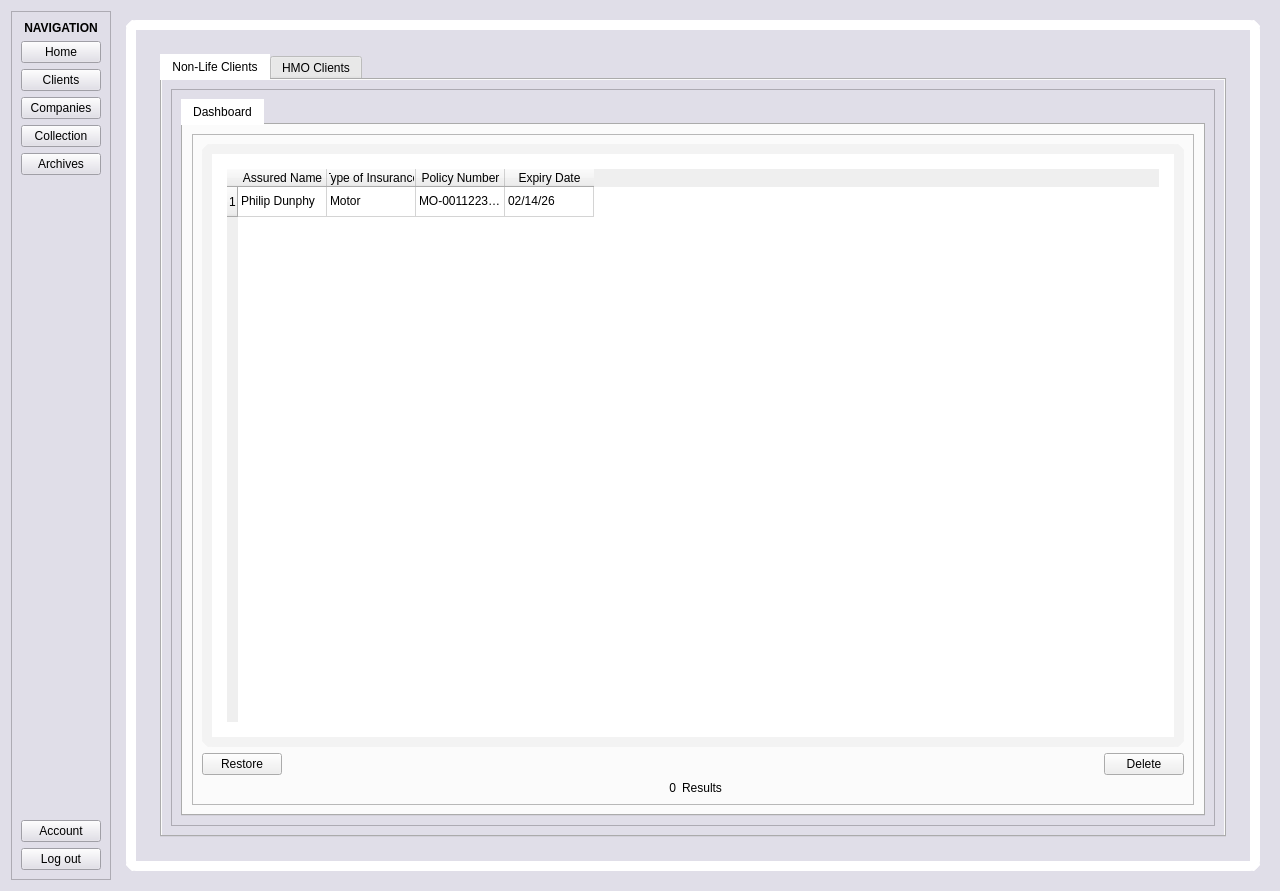
This is QtGUI/form.ui in Ponard/InvestoPinoy as Qt 5 draws it before an edit. The edited form follows.
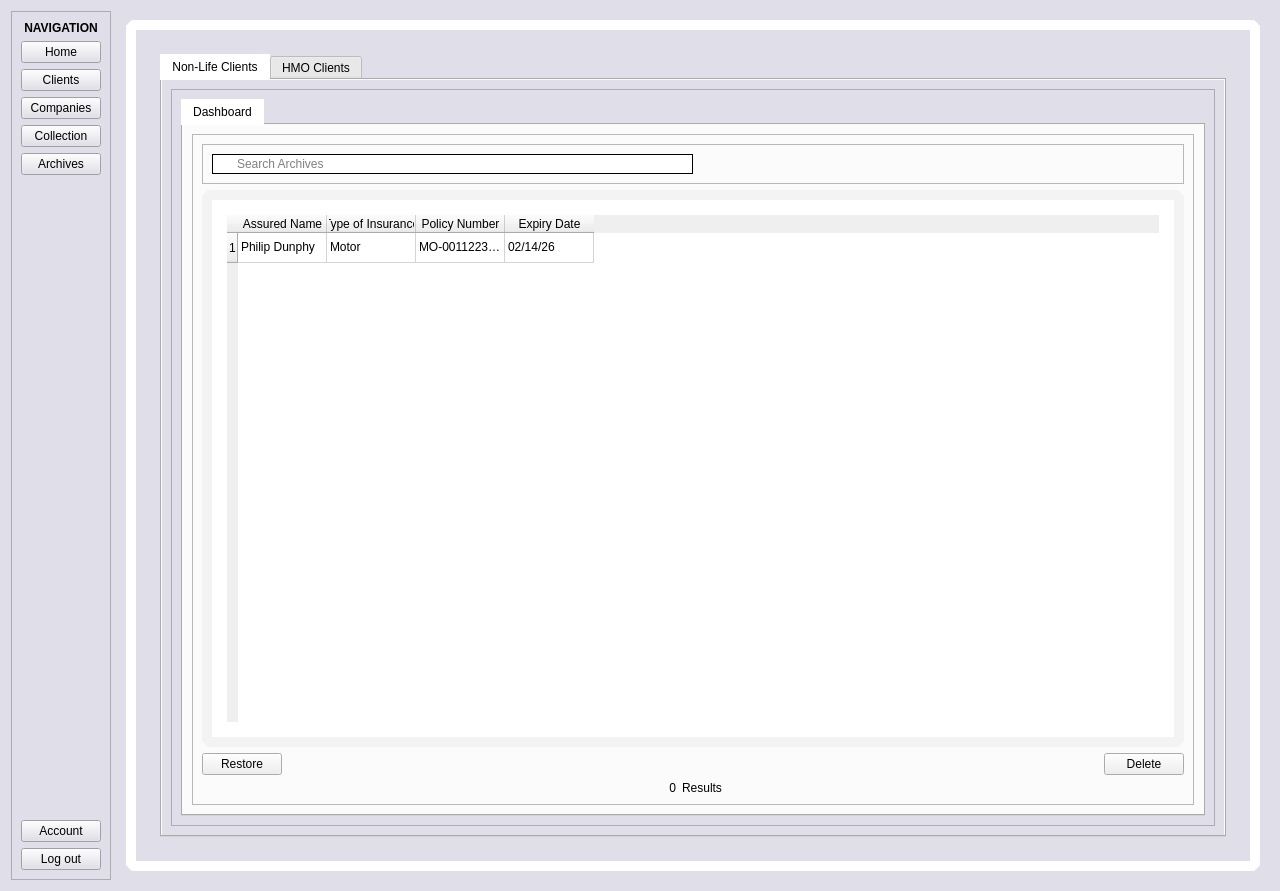
This is the edited form. The open tabs and pages were chosen to show the change. Icons and pictures are not drawn.

Commit message: Add archives search functionality with UI enhancements in form.ui

The edit to the form file:
```diff
--- a/QtGUI/form.ui
+++ b/QtGUI/form.ui
@@ -8565,6 +8565,113 @@
                         <enum>QFrame::Shadow::Raised</enum>
                        </property>
                        <layout class="QVBoxLayout" name="verticalLayout_59">
+                        <item>
+                         <widget class="QFrame" name="archives_header_container">
+                          <property name="styleSheet">
+                           <string notr="true">QPushButton, QPushButton:flat {
+	background-color: white;
+	border: 0px solid white;
+	padding: 5;
+	border-radius: 10%;
+}
+QPushButton:hover {
+    background-color: rgb(239, 239, 239);
+	padding: 5;
+	border-radius: 10%;
+}
+#archives_search_container{
+	background-color: white;
+	border: 1px solid black;
+	border-radius: 15%;
+}</string>
+                          </property>
+                          <property name="frameShape">
+                           <enum>QFrame::Shape::StyledPanel</enum>
+                          </property>
+                          <property name="frameShadow">
+                           <enum>QFrame::Shadow::Raised</enum>
+                          </property>
+                          <layout class="QHBoxLayout" name="archives_header_layout">
+                           <item>
+                            <widget class="QFrame" name="archives_search_container">
+                             <property name="sizePolicy">
+                              <sizepolicy hsizetype="Preferred" vsizetype="Preferred">
+                               <horstretch>0</horstretch>
+                               <verstretch>0</verstretch>
+                              </sizepolicy>
+                             </property>
+                             <property name="frameShape">
+                              <enum>QFrame::Shape::StyledPanel</enum>
+                             </property>
+                             <property name="frameShadow">
+                              <enum>QFrame::Shadow::Raised</enum>
+                             </property>
+                             <layout class="QHBoxLayout" name="archives_search_layout">
+                              <property name="spacing">
+                               <number>5</number>
+                              </property>
+                              <property name="leftMargin">
+                               <number>10</number>
+                              </property>
+                              <property name="topMargin">
+                               <number>0</number>
+                              </property>
+                              <property name="rightMargin">
+                               <number>10</number>
+                              </property>
+                              <property name="bottomMargin">
+                               <number>0</number>
+                              </property>
+                              <item>
+                               <widget class="QLabel" name="archives_search_icon">
+                                <property name="text">
+                                 <string/>
+                                </property>
+                                <property name="pixmap">
+                                 <pixmap>asset/search_icon.png</pixmap>
+                                </property>
+                               </widget>
+                              </item>
+                              <item>
+                               <widget class="QLineEdit" name="archives_search_edit">
+                                <property name="sizePolicy">
+                                 <sizepolicy hsizetype="Expanding" vsizetype="Maximum">
+                                  <horstretch>0</horstretch>
+                                  <verstretch>0</verstretch>
+                                 </sizepolicy>
+                                </property>
+                                <property name="styleSheet">
+                                 <string notr="true">#archives_search_edit {
+border: 0px solid white;
+}</string>
+                                </property>
+                                <property name="placeholderText">
+                                 <string>Search Archives</string>
+                                </property>
+                                <property name="cursorMoveStyle">
+                                 <enum>Qt::CursorMoveStyle::LogicalMoveStyle</enum>
+                                </property>
+                               </widget>
+                              </item>
+                             </layout>
+                            </widget>
+                           </item>
+                           <item>
+                            <spacer name="archives_header_spacer">
+                             <property name="orientation">
+                              <enum>Qt::Orientation::Horizontal</enum>
+                             </property>
+                             <property name="sizeHint" stdset="0">
+                              <size>
+                               <width>434</width>
+                               <height>20</height>
+                              </size>
+                             </property>
+                            </spacer>
+                           </item>
+                          </layout>
+                         </widget>
+                        </item>
                         <item>
                          <widget class="QTableWidget" name="archives_non_life_dashboard_table">
                           <property name="sizePolicy">
```
Left out of the diff: 107 changed lines with no effect on the pictures.
